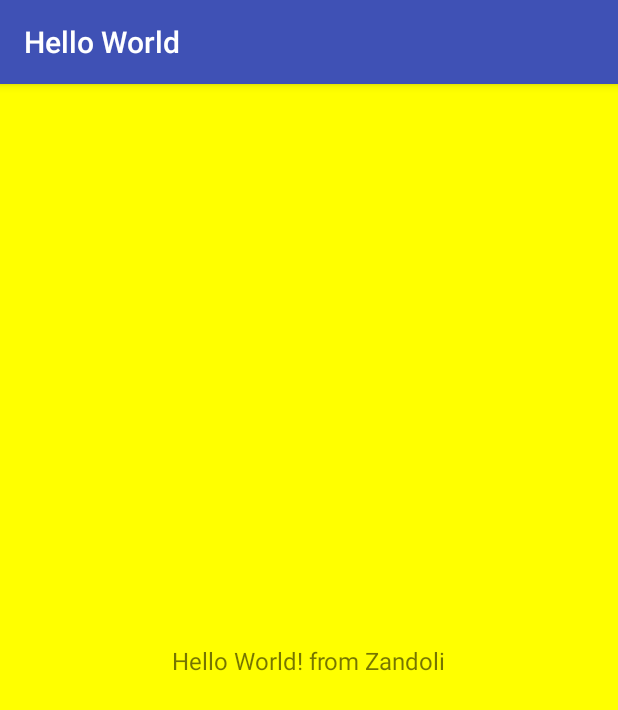
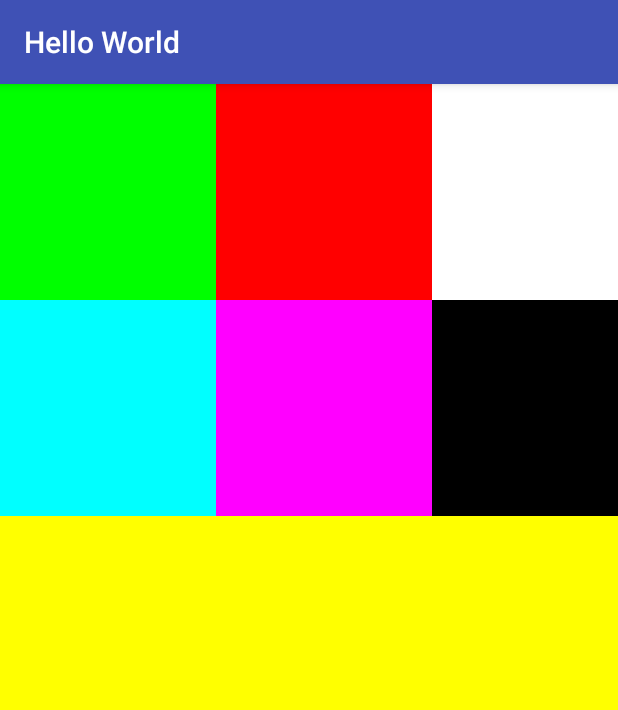
Before and after one commit to zandoli/AndroidStudioProjects, an Android app: the screen it shows after launch (MainActivity), on a phone screen of 412 x 824 dp. Shown: the top 710 px of the screen. Run offline under Robolectric (Android 15) with nearby library versions, the phone set to English and light mode, and no system bars.

Commit message:
added Layouts, views

```diff
--- a/HelloWorld/app/src/main/res/layout/activity_main.xml
+++ b/HelloWorld/app/src/main/res/layout/activity_main.xml
@@ -1,20 +1,41 @@
 <?xml version="1.0" encoding="utf-8"?>
-<android.support.constraint.ConstraintLayout xmlns:android="http://schemas.android.com/apk/res/android"
-    xmlns:app="http://schemas.android.com/apk/res-auto"
-    xmlns:tools="http://schemas.android.com/tools"
+<LinearLayout xmlns:android="http://schemas.android.com/apk/res/android"
     android:layout_width="match_parent"
     android:layout_height="match_parent"
-    android:background="@color/yellow"
-    tools:context=".MainActivity">
+    android:orientation="vertical"
+    android:background="@color/yellow">
 
-    <TextView
-        android:layout_width="wrap_content"
-        android:layout_height="wrap_content"
-        android:text="@string/message"
-        android:textSize="16sp"
-        app:layout_constraintBottom_toBottomOf="parent"
-        app:layout_constraintLeft_toLeftOf="parent"
-        app:layout_constraintRight_toRightOf="parent"
-        app:layout_constraintTop_toTopOf="parent" />
+    <LinearLayout
+        android:background="@color/white"
+        android:layout_width="match_parent"
+        android:layout_height="wrap_content">
 
-</android.support.constraint.ConstraintLayout>
+        <View
+            android:layout_width="144dp"
+            android:layout_height="144dp"
+            android:background="@color/green"/>
+        <View
+            android:layout_width="144dp"
+            android:layout_height="144dp"
+            android:background="@color/red"/>
+
+    </LinearLayout>
+
+    <LinearLayout
+        android:background="@color/black"
+        android:layout_width="match_parent"
+        android:layout_height="wrap_content">
+
+        <View
+            android:layout_width="144dp"
+            android:layout_height="144dp"
+            android:background="@color/cyan"/>
+
+        <View
+            android:layout_width="144dp"
+            android:layout_height="144dp"
+            android:background="@color/magenta"/>
+
+    </LinearLayout>
+
+</LinearLayout>
--- a/HelloWorld/app/src/main/res/values/colors.xml
+++ b/HelloWorld/app/src/main/res/values/colors.xml
@@ -1,7 +1,13 @@
 <?xml version="1.0" encoding="utf-8"?>
 <resources>
-    <color name="colorPrimary">#3F51B5</color>
-    <color name="colorPrimaryDark">#303F9F</color>
-    <color name="colorAccent">#FF4081</color>
-    <color name="yellow">#FF0</color>
+    <color name="colorPrimary">#3f51b5</color>
+    <color name="colorPrimaryDark">#303f9f</color>
+    <color name="colorAccent">#ff4081</color>
+    <color name="yellow">#ff0</color>
+    <color name="green">#0f0</color>
+    <color name="red">#f00</color>
+    <color name="magenta">#f0f</color>
+    <color name="cyan">#0ff</color>
+    <color name="white">#fff</color>
+    <color name="black">#000</color>
 </resources>
```
